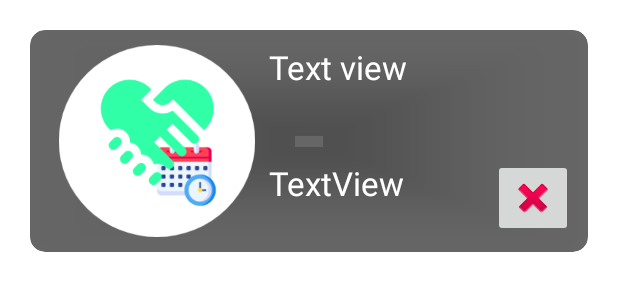
After one commit to arjdev69/AgendeAqui, an Android app: the layout view_schedules.xml on its own in the app's theme, with its tools: preview values and no code run, on a phone screen of 412 x 824 dp. The commit adds this screen. Shown: the top 300 px of the screen. Run offline under Robolectric (Android 15) with nearby library versions, the phone set to English and light mode, and no system bars.

Commit message:
create list appointments in view

```diff
--- a/app/build.gradle
+++ b/app/build.gradle
@@ -53,4 +53,7 @@ dependencies {
     implementation 'com.github.ittianyu:BottomNavigationViewEx:2.0.4'
     //noinspection GradleCompatible
     implementation "com.android.support:design:28.0.0"
+
+    implementation 'com.github.bumptech.glide:glide:4.12.0'
+    annotationProcessor 'com.github.bumptech.glide:compiler:4.12.0'
 }
--- a/app/src/main/java/com/brunoaraujo/agendeaqui/fragment/SchedulesFragment.java
+++ b/app/src/main/java/com/brunoaraujo/agendeaqui/fragment/SchedulesFragment.java
@@ -61,6 +61,6 @@ public class SchedulesFragment extends Fragment {
     public View onCreateView(LayoutInflater inflater, ViewGroup container,
                              Bundle savedInstanceState) {
         // Inflate the layout for this fragment
-        return inflater.inflate(R.layout.fragment_schedules, container, false);
+        return inflater.inflate(R.layout.fragment_providers, container, false);
     }
 }
--- /dev/null
+++ b/app/src/main/res/layout/view_schedules.xml
@@ -0,0 +1,76 @@
+<?xml version="1.0" encoding="utf-8"?>
+<LinearLayout xmlns:android="http://schemas.android.com/apk/res/android"
+    xmlns:app="http://schemas.android.com/apk/res-auto"
+    android:layout_width="match_parent"
+    android:layout_height="wrap_content"
+    android:layout_margin="20dp"
+    android:orientation="vertical">
+
+    <androidx.cardview.widget.CardView
+        android:layout_width="match_parent"
+        android:layout_height="match_parent"
+        android:background="@color/black_transparent"
+        app:cardBackgroundColor="@color/black_transparent"
+        app:cardCornerRadius="10dp">
+
+        <LinearLayout
+            android:layout_width="match_parent"
+            android:layout_height="wrap_content"
+            android:background="@color/btransparent"
+            android:gravity="bottom|center_horizontal|center_vertical"
+            android:hapticFeedbackEnabled="false"
+            android:orientation="horizontal"
+            android:padding="10dp"
+            android:scrollbarThumbHorizontal="@drawable/bg_edit_input">
+
+            <ImageView
+                android:id="@+id/imageProvider"
+                android:layout_width="match_parent"
+                android:layout_height="128dp"
+                android:layout_weight="1"
+                android:contentDescription="@string/app_name"
+                app:srcCompat="@drawable/logo" />
+
+            <LinearLayout
+                android:layout_width="match_parent"
+                android:layout_height="match_parent"
+                android:layout_weight="1"
+                android:orientation="vertical">
+
+                <TextView
+                    android:id="@+id/textViewTitle"
+                    android:layout_width="match_parent"
+                    android:layout_height="match_parent"
+                    android:layout_weight="2"
+                    android:text="Text view"
+                    android:textColor="@color/white"
+                    android:textColorHighlight="@color/white"
+                    android:textColorHint="@color/white"
+                    android:textColorLink="@color/white"
+                    android:textSize="22sp" />
+
+                <TextView
+                    android:id="@+id/textViewDate"
+                    android:layout_width="match_parent"
+                    android:layout_height="match_parent"
+                    android:layout_weight="3"
+                    android:text="TextView"
+                    android:textColor="@color/white"
+                    android:textColorHighlight="@color/white"
+                    android:textColorHint="@color/white"
+                    android:textColorLink="@color/white"
+                    android:textSize="22sp" />
+
+            </LinearLayout>
+
+            <ImageButton
+                android:id="@+id/btnCancel"
+                android:layout_width="256dp"
+                android:layout_height="wrap_content"
+                android:layout_weight="1"
+                app:srcCompat="@android:drawable/ic_delete" />
+
+        </LinearLayout>
+    </androidx.cardview.widget.CardView>
+
+</LinearLayout>
--- a/app/src/main/res/values/colors.xml
+++ b/app/src/main/res/values/colors.xml
@@ -3,4 +3,6 @@
     <color name="green_light">#31FFA8</color>
     <color name="black">#FF000000</color>
     <color name="white">#FFFFFFFF</color>
+    <color name="black_transparent">#99000000</color>
+    <color name="btransparent">#00000000</color>
 </resources>
```
Also changed, not shown: app/src/main/java/com/brunoaraujo/agendeaqui/activities/SchedulesActivity.java (+8 -43 lines), app/src/main/java/com/brunoaraujo/agendeaqui/adapter/AdapterSchedules.java (added, +82 -0 lines), app/src/main/java/com/brunoaraujo/agendeaqui/fragment/DashboardFragment.java (+92 -35 lines), app/src/main/res/layout/fragment_dashboard.xml (+8 -3 lines), app/src/main/res/layout/fragment_providers.xml (renamed from app/src/main/res/layout/fragment_schedules.xml, +3 -5 lines).
